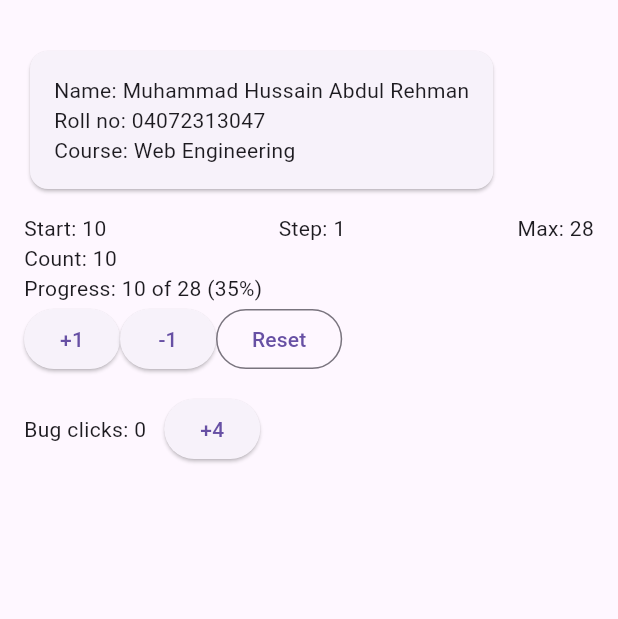
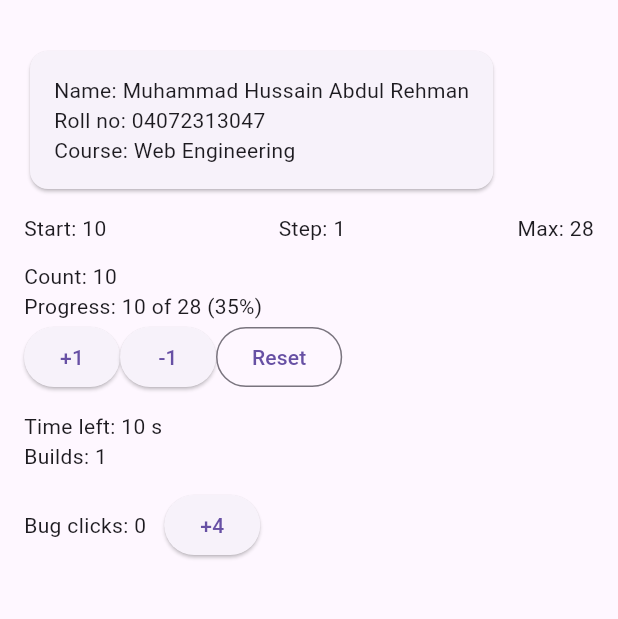
Before and after one commit to AbRehman17/Mobile-Application-Development-, a Flutter app: the first screen one second after launch, on a phone screen of 412 x 824 dp, the part 63-682 px from its top. Run offline on Flutter 3.47's test engine with Material 3 defaults, Android fonts, the phone set to English and light mode, and no system bars.

Commit message:
Flutter LAb Startup: Step 10

```diff
--- a/Flutter_startup_lab5/flutter_lab_startter/lib/main.dart
+++ b/Flutter_startup_lab5/flutter_lab_startter/lib/main.dart
@@ -48,12 +48,14 @@ class LabApp extends StatelessWidget {
   }
 }
 
+// Stateless: HomePage describes the screen; it does not store changing data.
 class HomePage extends StatelessWidget {
   const HomePage({super.key});
+
   @override
   Widget build(BuildContext context) {
     return Scaffold(
-      appBar: AppBar(title: Text("Study Tracker: $course")),
+      appBar: AppBar(title: Text('Study Tracker: $course')),
       body: SingleChildScrollView(
         padding: const EdgeInsets.all(16),
         child: Column(
@@ -61,6 +63,7 @@ class HomePage extends StatelessWidget {
           children: [
             StudentCard(name: studentName, roll: rollNo, course: course),
             const SizedBox(height: 12),
+
             Row(
               mainAxisAlignment: MainAxisAlignment.spaceBetween,
               children: [
@@ -69,8 +72,14 @@ class HomePage extends StatelessWidget {
                 Text('Max: $maxCount', key: const Key('info-max')),
               ],
             ),
+            const SizedBox(height: 12),
+
             const Tally(),
-            SizedBox(height: 12),
+            const SizedBox(height: 12),
+
+            const Countdown(),
+            const SizedBox(height: 12),
+
             const BuggyCounter(),
           ],
         ),
```
Also changed, not shown: Flutter_startup_lab5/Answers.txt (renamed from Flutter_startup_lab5/output.txt).
